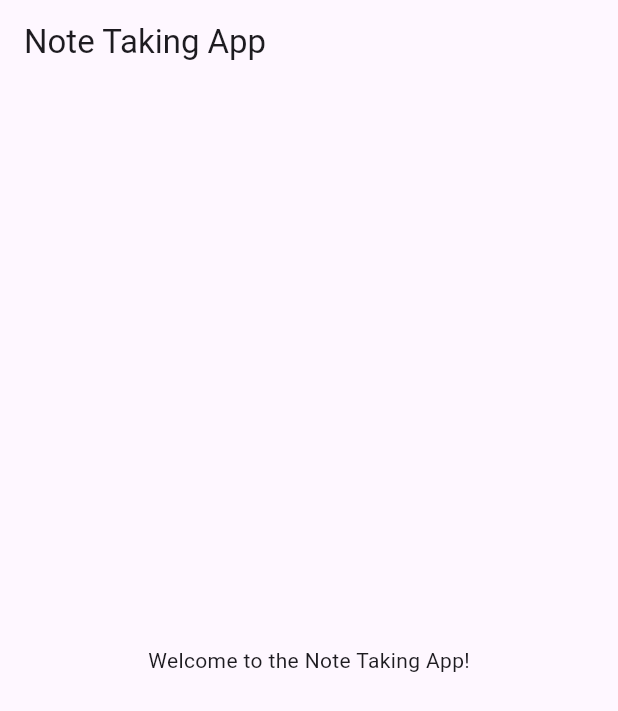
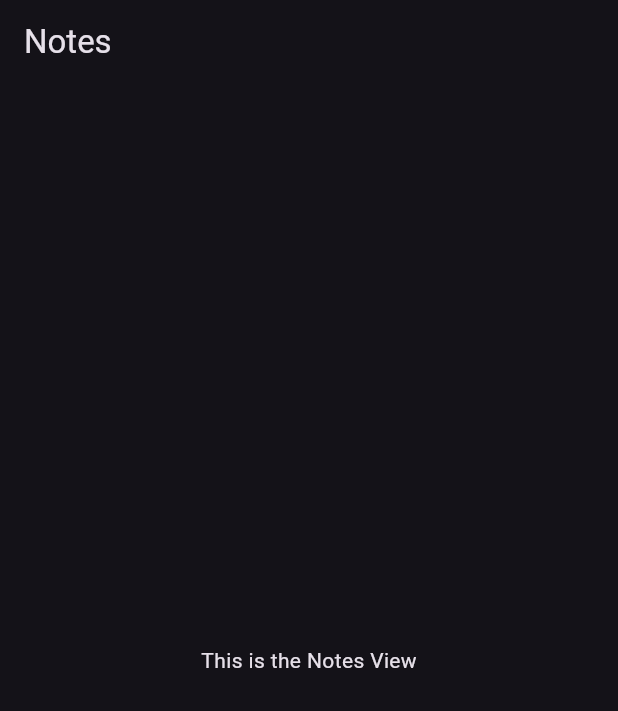
Before and after one commit to Emadaladien/note_app, a Flutter app: the screen it shows after launch, on a phone screen of 412 x 824 dp. Shown: the top 711 px of the screen. Run offline on Flutter 3.47's test engine with Material 3 defaults, Android fonts, the phone set to English and light mode, and no system bars.

Commit message:
change theme and create note view ;

```diff
--- a/lib/main.dart
+++ b/lib/main.dart
@@ -1,4 +1,5 @@
 import 'package:flutter/material.dart';
+import 'package:note_app/views/notes_view.dart';
 
 void main() {
   runApp(const NoteApp());
@@ -10,10 +11,8 @@ class NoteApp extends StatelessWidget {
   @override
   Widget build(BuildContext context) {
     return MaterialApp(
-      home: Scaffold(
-        appBar: AppBar(title: const Text('Note Taking App')),
-        body: const Center(child: Text('Welcome to the Note Taking App!')),
-      ),
+      theme: ThemeData(primarySwatch: Colors.blue, brightness: Brightness.dark),
+      home: const NotesView(),
     );
   }
 }
--- /dev/null
+++ b/lib/views/notes_view.dart
@@ -0,0 +1,13 @@
+import 'package:flutter/material.dart';
+
+class NotesView extends StatelessWidget {
+  const NotesView({super.key});
+
+  @override
+  Widget build(BuildContext context) {
+    return Scaffold(
+      appBar: AppBar(title: const Text('Notes')),
+      body: const Center(child: Text('This is the Notes View')),
+    );
+  }
+}
```
